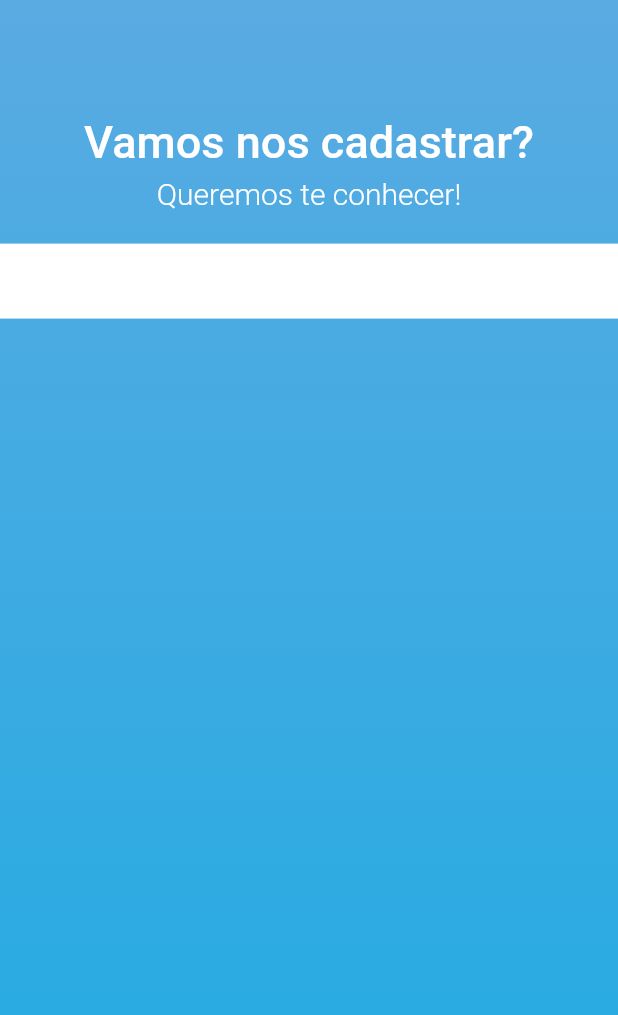
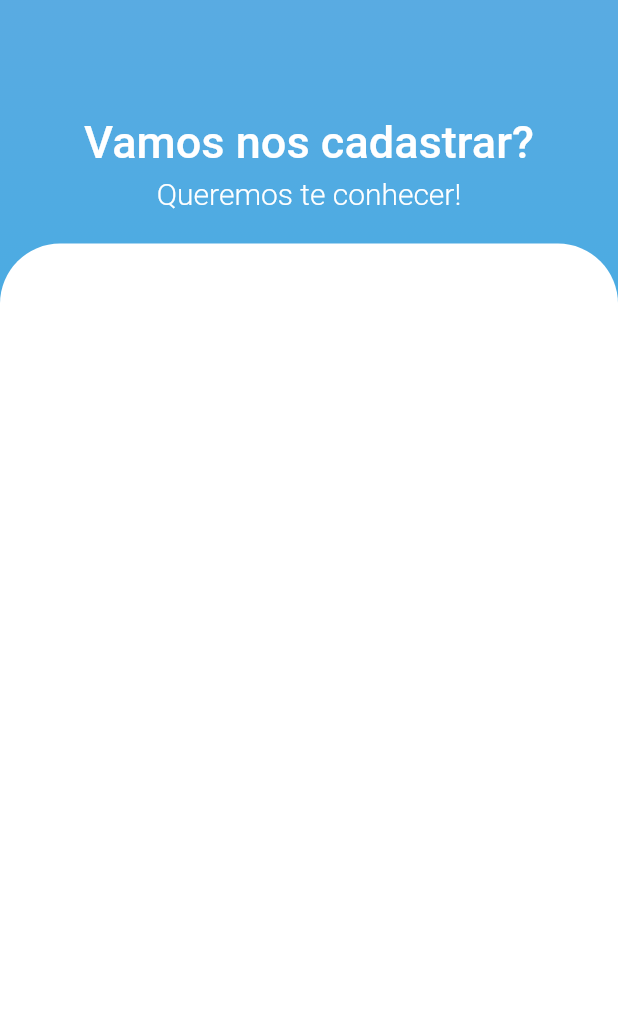
Before and after one commit to Paula-Project/Paula-app, a Flutter app: the SingupPage screen opened by its route, on a phone screen of 412 x 824 dp, the part 221-1236 px from its top. Run offline on Flutter 3.47's test engine with Material 2 defaults, Android fonts, the phone set to English and light mode, and no system bars; our stand-ins replace page_transition; Roboto replaces fonts that are missing (Nunito).

Commit message:
container signup
Colocando a borda arredondada no Container do singup

```diff
--- a/lib/app/views/singup_page_part1.dart
+++ b/lib/app/views/singup_page_part1.dart
@@ -73,11 +73,21 @@
                     Container(
                       height: 20,
                     ),
-                    Container(
-                        decoration: BoxDecoration(color: Colors.white),
-                        alignment: Alignment.bottomCenter,
-                        height: 50,
-                        child: Container())
+                    Expanded(
+                      child: Container(
+                        height: MediaQuery.of(context).size.height*0.6,
+                        width: double.infinity,
+                        color: Colors.transparent,
+                        child: Container(
+                            decoration: const BoxDecoration(
+                                color: Colors.white,
+                                borderRadius: BorderRadius.only(
+                                  topLeft: Radius.circular(40.0),
+                                  topRight: Radius.circular(40.0),
+                                )),
+                            child:Container()),
+                      ),
+                    )
                   ]),
             ),
           ],
```
Also changed, not shown: pubspec.lock.
